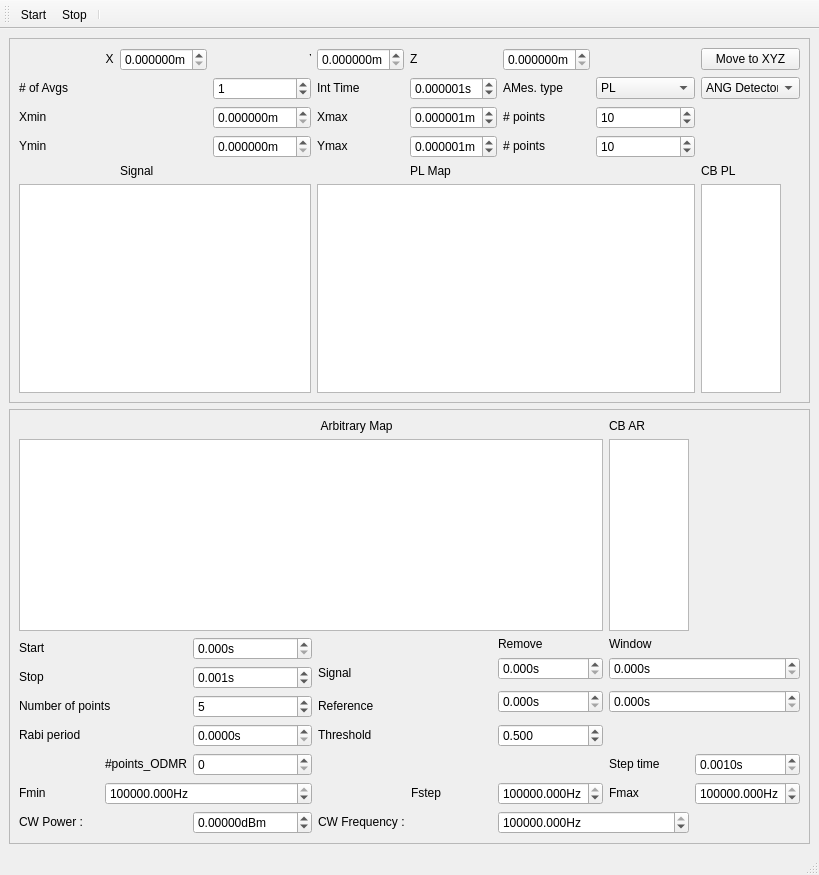
Before: the Qt Designer form gui/confocal_gui/confocal_gui_complex.ui in hbabashah/LQNO_NV_exp, drawn with Qt 5.
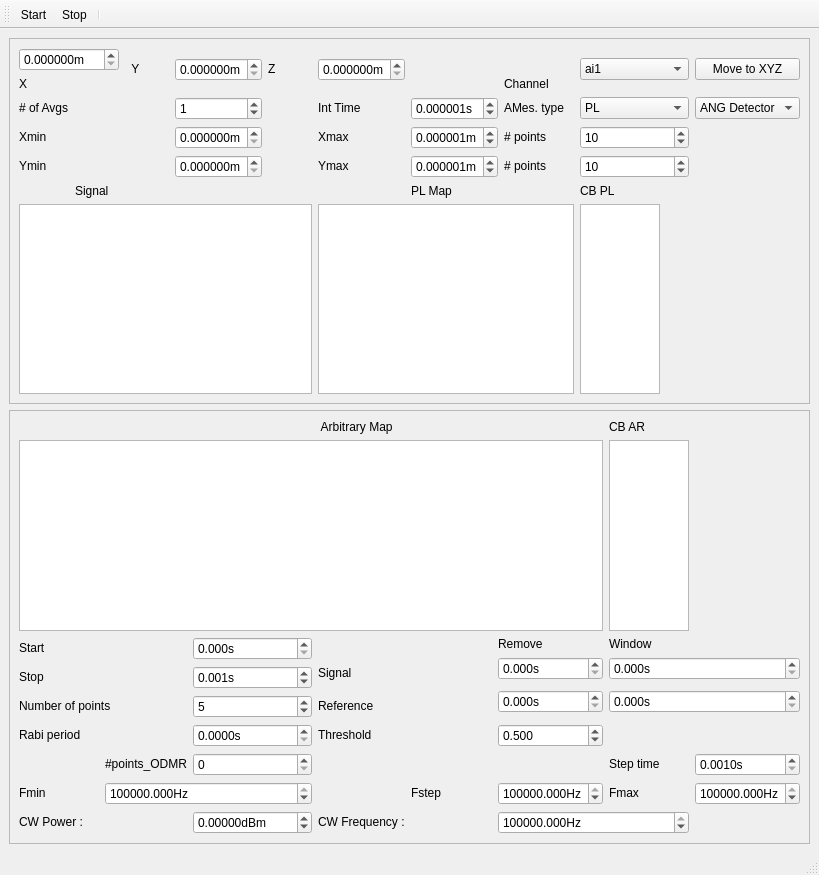
After: the same form once the commit is applied. Icons and pictures are not drawn. Custom widgets are drawn as their Qt base class.

Commit message: channel added to gui for complex module

Diff of the .ui file:
```diff
--- a/gui/confocal_gui/confocal_gui_complex.ui
+++ b/gui/confocal_gui/confocal_gui_complex.ui
@@ -42,120 +42,7 @@
        <enum>QFrame::Raised</enum>
       </property>
       <layout class="QGridLayout" name="gridLayout_2">
-       <item row="5" column="7">
-        <widget class="PlotWidget" name="xy_cb_ViewWidget">
-         <property name="sizePolicy">
-          <sizepolicy hsizetype="Preferred" vsizetype="Preferred">
-           <horstretch>0</horstretch>
-           <verstretch>0</verstretch>
-          </sizepolicy>
-         </property>
-         <property name="maximumSize">
-          <size>
-           <width>80</width>
-           <height>16777215</height>
-          </size>
-         </property>
-        </widget>
-       </item>
-       <item row="4" column="1">
-        <widget class="QLabel" name="label_16">
-         <property name="sizePolicy">
-          <sizepolicy hsizetype="Minimum" vsizetype="Fixed">
-           <horstretch>0</horstretch>
-           <verstretch>0</verstretch>
-          </sizepolicy>
-         </property>
-         <property name="text">
-          <string>Signal</string>
-         </property>
-        </widget>
-       </item>
-       <item row="5" column="0" colspan="3">
-        <widget class="PlotWidget" name="dummy_graph"/>
-       </item>
-       <item row="3" column="6">
-        <widget class="QSpinBox" name="ynpts_doubleSpinBox">
-         <property name="minimum">
-          <number>0</number>
-         </property>
-         <property name="maximum">
-          <number>2000</number>
-         </property>
-         <property name="singleStep">
-          <number>1</number>
-         </property>
-         <property name="value">
-          <number>10</number>
-         </property>
-        </widget>
-       </item>
-       <item row="4" column="4">
-        <widget class="QLabel" name="label_17">
-         <property name="sizePolicy">
-          <sizepolicy hsizetype="Minimum" vsizetype="Fixed">
-           <horstretch>0</horstretch>
-           <verstretch>0</verstretch>
-          </sizepolicy>
-         </property>
-         <property name="text">
-          <string>PL Map</string>
-         </property>
-        </widget>
-       </item>
-       <item row="5" column="3" colspan="4">
-        <widget class="ScanPlotWidget" name="xy_ViewWidget">
-         <property name="sizePolicy">
-          <sizepolicy hsizetype="Expanding" vsizetype="Expanding">
-           <horstretch>0</horstretch>
-           <verstretch>0</verstretch>
-          </sizepolicy>
-         </property>
-         <property name="transformationAnchor">
-          <enum>QGraphicsView::AnchorUnderMouse</enum>
-         </property>
-        </widget>
-       </item>
-       <item row="4" column="7">
-        <widget class="QLabel" name="label_22">
-         <property name="sizePolicy">
-          <sizepolicy hsizetype="Minimum" vsizetype="Fixed">
-           <horstretch>0</horstretch>
-           <verstretch>0</verstretch>
-          </sizepolicy>
-         </property>
-         <property name="text">
-          <string>CB PL</string>
-         </property>
-        </widget>
-       </item>
-       <item row="3" column="3">
-        <widget class="QLabel" name="label_12">
-         <property name="sizePolicy">
-          <sizepolicy hsizetype="Minimum" vsizetype="Fixed">
-           <horstretch>0</horstretch>
-           <verstretch>0</verstretch>
-          </sizepolicy>
-         </property>
-         <property name="text">
-          <string>Ymax</string>
-         </property>
-        </widget>
-       </item>
-       <item row="3" column="5">
-        <widget class="QLabel" name="label_11">
-         <property name="sizePolicy">
-          <sizepolicy hsizetype="Minimum" vsizetype="Fixed">
-           <horstretch>0</horstretch>
-           <verstretch>0</verstretch>
-          </sizepolicy>
-         </property>
-         <property name="text">
-          <string># points</string>
-         </property>
-        </widget>
-       </item>
-       <item row="2" column="6">
+       <item row="3" column="8">
         <widget class="QSpinBox" name="xnpts_doubleSpinBox">
          <property name="minimum">
           <number>0</number>
@@ -174,62 +61,7 @@
          </property>
         </widget>
        </item>
-       <item row="2" column="4">
-        <widget class="ScienDSpinBox" name="xmax_doubleSpinBox">
-         <property name="sizePolicy">
-          <sizepolicy hsizetype="Minimum" vsizetype="Fixed">
-           <horstretch>0</horstretch>
-           <verstretch>0</verstretch>
-          </sizepolicy>
-         </property>
-         <property name="suffix">
-          <string>m</string>
-         </property>
-         <property name="decimals">
-          <number>6</number>
-         </property>
-         <property name="minimum">
-          <double>0.000000000000000</double>
-         </property>
-         <property name="maximum">
-          <double>0.000200000000000</double>
-         </property>
-         <property name="singleStep">
-          <double>0.010000000000000</double>
-         </property>
-         <property name="value">
-          <double>0.000001000000000</double>
-         </property>
-        </widget>
-       </item>
-       <item row="1" column="7">
-        <widget class="QComboBox" name="mes_input_type_window_comboBox">
-         <item>
-          <property name="text">
-           <string>ANG Detector</string>
-          </property>
-         </item>
-         <item>
-          <property name="text">
-           <string>PHT Counter</string>
-          </property>
-         </item>
-        </widget>
-       </item>
-       <item row="2" column="3">
-        <widget class="QLabel" name="label_9">
-         <property name="sizePolicy">
-          <sizepolicy hsizetype="Minimum" vsizetype="Fixed">
-           <horstretch>0</horstretch>
-           <verstretch>0</verstretch>
-          </sizepolicy>
-         </property>
-         <property name="text">
-          <string>Xmax</string>
-         </property>
-        </widget>
-       </item>
-       <item row="3" column="2">
+       <item row="4" column="3">
         <widget class="ScienDSpinBox" name="ymin_doubleSpinBox">
          <property name="sizePolicy">
           <sizepolicy hsizetype="Minimum" vsizetype="Fixed">
@@ -257,48 +89,7 @@
          </property>
         </widget>
        </item>
-       <item row="2" column="2">
-        <widget class="ScienDSpinBox" name="xmin_doubleSpinBox">
-         <property name="sizePolicy">
-          <sizepolicy hsizetype="Minimum" vsizetype="Fixed">
-           <horstretch>0</horstretch>
-           <verstretch>0</verstretch>
-          </sizepolicy>
-         </property>
-         <property name="suffix">
-          <string>m</string>
-         </property>
-         <property name="decimals">
-          <number>6</number>
-         </property>
-         <property name="minimum">
-          <double>0.000000000000000</double>
-         </property>
-         <property name="maximum">
-          <double>0.000200000000000</double>
-         </property>
-         <property name="singleStep">
-          <double>0.010000000000000</double>
-         </property>
-         <property name="value">
-          <double>0.000000000000000</double>
-         </property>
-        </widget>
-       </item>
-       <item row="2" column="0">
-        <widget class="QLabel" name="label_8">
-         <property name="sizePolicy">
-          <sizepolicy hsizetype="Minimum" vsizetype="Fixed">
-           <horstretch>0</horstretch>
-           <verstretch>0</verstretch>
-          </sizepolicy>
-         </property>
-         <property name="text">
-          <string>Xmin</string>
-         </property>
-        </widget>
-       </item>
-       <item row="3" column="4">
+       <item row="4" column="6">
         <widget class="ScienDSpinBox" name="ymax_doubleSpinBox">
          <property name="sizePolicy">
           <sizepolicy hsizetype="Minimum" vsizetype="Fixed">
@@ -326,7 +117,33 @@
          </property>
         </widget>
        </item>
-       <item row="3" column="0">
+       <item row="4" column="5">
+        <widget class="QLabel" name="label_12">
+         <property name="sizePolicy">
+          <sizepolicy hsizetype="Minimum" vsizetype="Fixed">
+           <horstretch>0</horstretch>
+           <verstretch>0</verstretch>
+          </sizepolicy>
+         </property>
+         <property name="text">
+          <string>Ymax</string>
+         </property>
+        </widget>
+       </item>
+       <item row="3" column="7">
+        <widget class="QLabel" name="label_10">
+         <property name="sizePolicy">
+          <sizepolicy hsizetype="Minimum" vsizetype="Fixed">
+           <horstretch>0</horstretch>
+           <verstretch>0</verstretch>
+          </sizepolicy>
+         </property>
+         <property name="text">
+          <string># points</string>
+         </property>
+        </widget>
+       </item>
+       <item row="4" column="0">
         <widget class="QLabel" name="label_13">
          <property name="sizePolicy">
           <sizepolicy hsizetype="Minimum" vsizetype="Fixed">
@@ -339,8 +156,8 @@
          </property>
         </widget>
        </item>
-       <item row="2" column="5">
-        <widget class="QLabel" name="label_10">
+       <item row="4" column="7">
+        <widget class="QLabel" name="label_11">
          <property name="sizePolicy">
           <sizepolicy hsizetype="Minimum" vsizetype="Fixed">
            <horstretch>0</horstretch>
@@ -352,21 +169,24 @@
          </property>
         </widget>
        </item>
-       <item row="1" column="0">
-        <widget class="QLabel" name="label_18">
-         <property name="sizePolicy">
-          <sizepolicy hsizetype="Minimum" vsizetype="Fixed">
-           <horstretch>0</horstretch>
-           <verstretch>0</verstretch>
-          </sizepolicy>
+       <item row="4" column="8">
+        <widget class="QSpinBox" name="ynpts_doubleSpinBox">
+         <property name="minimum">
+          <number>0</number>
          </property>
-         <property name="text">
-          <string># of Avgs</string>
+         <property name="maximum">
+          <number>2000</number>
          </property>
+         <property name="singleStep">
+          <number>1</number>
+         </property>
+         <property name="value">
+          <number>10</number>
+         </property>
         </widget>
        </item>
-       <item row="0" column="0">
-        <widget class="QLabel" name="label_15">
+       <item row="5" column="1">
+        <widget class="QLabel" name="label_16">
          <property name="sizePolicy">
           <sizepolicy hsizetype="Minimum" vsizetype="Fixed">
            <horstretch>0</horstretch>
@@ -374,12 +194,12 @@
           </sizepolicy>
          </property>
          <property name="text">
-          <string>                          X</string>
+          <string>Signal</string>
          </property>
         </widget>
        </item>
-       <item row="1" column="3">
-        <widget class="QLabel" name="label_19">
+       <item row="5" column="6">
+        <widget class="QLabel" name="label_17">
          <property name="sizePolicy">
           <sizepolicy hsizetype="Minimum" vsizetype="Fixed">
            <horstretch>0</horstretch>
@@ -387,12 +207,12 @@
           </sizepolicy>
          </property>
          <property name="text">
-          <string>Int Time</string>
+          <string>PL Map</string>
          </property>
         </widget>
        </item>
-       <item row="1" column="5">
-        <widget class="QLabel" name="label_21">
+       <item row="5" column="8">
+        <widget class="QLabel" name="label_22">
          <property name="sizePolicy">
           <sizepolicy hsizetype="Minimum" vsizetype="Fixed">
            <horstretch>0</horstretch>
@@ -400,24 +220,42 @@
           </sizepolicy>
          </property>
          <property name="text">
-          <string>AMes. type</string>
+          <string>CB PL</string>
          </property>
         </widget>
        </item>
-       <item row="0" column="4">
-        <widget class="QLabel" name="label_25">
+       <item row="6" column="0" colspan="5">
+        <widget class="PlotWidget" name="dummy_graph"/>
+       </item>
+       <item row="0" column="5" rowspan="2">
+        <widget class="ScienDSpinBox" name="zpos_doubleSpinBox">
          <property name="sizePolicy">
           <sizepolicy hsizetype="Minimum" vsizetype="Fixed">
            <horstretch>0</horstretch>
            <verstretch>0</verstretch>
           </sizepolicy>
          </property>
-         <property name="text">
-          <string>Z</string>
+         <property name="suffix">
+          <string>m</string>
          </property>
+         <property name="decimals">
+          <number>6</number>
+         </property>
+         <property name="minimum">
+          <double>0.000000000000000</double>
+         </property>
+         <property name="maximum">
+          <double>0.000200000000000</double>
+         </property>
+         <property name="singleStep">
+          <double>0.010000000000000</double>
+         </property>
+         <property name="value">
+          <double>0.000000000000000</double>
+         </property>
         </widget>
        </item>
-       <item row="1" column="2">
+       <item row="2" column="3">
         <widget class="QSpinBox" name="navg_doubleSpinBox">
          <property name="minimum">
           <number>0</number>
@@ -433,35 +271,20 @@
          </property>
         </widget>
        </item>
-       <item row="1" column="4">
-        <widget class="ScienDSpinBox" name="int_time_doubleSpinBox">
+       <item row="2" column="5">
+        <widget class="QLabel" name="label_19">
          <property name="sizePolicy">
           <sizepolicy hsizetype="Minimum" vsizetype="Fixed">
            <horstretch>0</horstretch>
            <verstretch>0</verstretch>
           </sizepolicy>
          </property>
-         <property name="suffix">
-          <string>s</string>
-         </property>
-         <property name="decimals">
-          <number>6</number>
-         </property>
-         <property name="minimum">
-          <double>0.000000000000000</double>
-         </property>
-         <property name="maximum">
-          <double>2.000000000000000</double>
-         </property>
-         <property name="singleStep">
-          <double>0.010000000000000</double>
-         </property>
-         <property name="value">
-          <double>0.000001000000000</double>
+         <property name="text">
+          <string>Int Time</string>
          </property>
         </widget>
        </item>
-       <item row="1" column="6">
+       <item row="2" column="8">
         <widget class="QComboBox" name="mes_type_window_comboBox">
          <item>
           <property name="text">
@@ -505,7 +328,48 @@
          </item>
         </widget>
        </item>
-       <item row="0" column="2">
+       <item row="2" column="6">
+        <widget class="ScienDSpinBox" name="int_time_doubleSpinBox">
+         <property name="sizePolicy">
+          <sizepolicy hsizetype="Minimum" vsizetype="Fixed">
+           <horstretch>0</horstretch>
+           <verstretch>0</verstretch>
+          </sizepolicy>
+         </property>
+         <property name="suffix">
+          <string>s</string>
+         </property>
+         <property name="decimals">
+          <number>6</number>
+         </property>
+         <property name="minimum">
+          <double>0.000000000000000</double>
+         </property>
+         <property name="maximum">
+          <double>2.000000000000000</double>
+         </property>
+         <property name="singleStep">
+          <double>0.010000000000000</double>
+         </property>
+         <property name="value">
+          <double>0.000001000000000</double>
+         </property>
+        </widget>
+       </item>
+       <item row="2" column="7">
+        <widget class="QLabel" name="label_21">
+         <property name="sizePolicy">
+          <sizepolicy hsizetype="Minimum" vsizetype="Fixed">
+           <horstretch>0</horstretch>
+           <verstretch>0</verstretch>
+          </sizepolicy>
+         </property>
+         <property name="text">
+          <string>AMes. type</string>
+         </property>
+        </widget>
+       </item>
+       <item row="0" column="2" rowspan="2">
         <widget class="QLabel" name="label_14">
          <property name="sizePolicy">
           <sizepolicy hsizetype="Minimum" vsizetype="Fixed">
@@ -514,67 +378,11 @@
           </sizepolicy>
          </property>
          <property name="text">
-          <string>                             Y</string>
+          <string>  Y</string>
          </property>
         </widget>
        </item>
-       <item row="0" column="5">
-        <widget class="ScienDSpinBox" name="zpos_doubleSpinBox">
-         <property name="sizePolicy">
-          <sizepolicy hsizetype="Minimum" vsizetype="Fixed">
-           <horstretch>0</horstretch>
-           <verstretch>0</verstretch>
-          </sizepolicy>
-         </property>
-         <property name="suffix">
-          <string>m</string>
-         </property>
-         <property name="decimals">
-          <number>6</number>
-         </property>
-         <property name="minimum">
-          <double>0.000000000000000</double>
-         </property>
-         <property name="maximum">
-          <double>0.000200000000000</double>
-         </property>
-         <property name="singleStep">
-          <double>0.010000000000000</double>
-         </property>
-         <property name="value">
-          <double>0.000000000000000</double>
-         </property>
-        </widget>
-       </item>
-       <item row="0" column="1">
-        <widget class="ScienDSpinBox" name="xpos_doubleSpinBox">
-         <property name="sizePolicy">
-          <sizepolicy hsizetype="Minimum" vsizetype="Fixed">
-           <horstretch>0</horstretch>
-           <verstretch>0</verstretch>
-          </sizepolicy>
-         </property>
-         <property name="suffix">
-          <string>m</string>
-         </property>
-         <property name="decimals">
-          <number>6</number>
-         </property>
-         <property name="minimum">
-          <double>0.000000000000000</double>
-         </property>
-         <property name="maximum">
-          <double>0.000200000000000</double>
-         </property>
-         <property name="singleStep">
-          <double>0.010000000000000</double>
-         </property>
-         <property name="value">
-          <double>0.000000000000000</double>
-         </property>
-        </widget>
-       </item>
-       <item row="0" column="3">
+       <item row="0" column="3" rowspan="2">
         <widget class="ScienDSpinBox" name="ypos_doubleSpinBox">
          <property name="sizePolicy">
           <sizepolicy hsizetype="Minimum" vsizetype="Fixed">
@@ -602,13 +410,247 @@
          </property>
         </widget>
        </item>
-       <item row="0" column="7">
+       <item row="2" column="0">
+        <widget class="QLabel" name="label_18">
+         <property name="sizePolicy">
+          <sizepolicy hsizetype="Minimum" vsizetype="Fixed">
+           <horstretch>0</horstretch>
+           <verstretch>0</verstretch>
+          </sizepolicy>
+         </property>
+         <property name="text">
+          <string># of Avgs</string>
+         </property>
+        </widget>
+       </item>
+       <item row="0" column="0" colspan="2">
+        <widget class="ScienDSpinBox" name="xpos_doubleSpinBox">
+         <property name="sizePolicy">
+          <sizepolicy hsizetype="Minimum" vsizetype="Fixed">
+           <horstretch>0</horstretch>
+           <verstretch>0</verstretch>
+          </sizepolicy>
+         </property>
+         <property name="suffix">
+          <string>m</string>
+         </property>
+         <property name="decimals">
+          <number>6</number>
+         </property>
+         <property name="minimum">
+          <double>0.000000000000000</double>
+         </property>
+         <property name="maximum">
+          <double>0.000200000000000</double>
+         </property>
+         <property name="singleStep">
+          <double>0.010000000000000</double>
+         </property>
+         <property name="value">
+          <double>0.000000000000000</double>
+         </property>
+        </widget>
+       </item>
+       <item row="0" column="4" rowspan="2">
+        <widget class="QLabel" name="label_25">
+         <property name="sizePolicy">
+          <sizepolicy hsizetype="Minimum" vsizetype="Fixed">
+           <horstretch>0</horstretch>
+           <verstretch>0</verstretch>
+          </sizepolicy>
+         </property>
+         <property name="text">
+          <string>Z</string>
+         </property>
+        </widget>
+       </item>
+       <item row="0" column="9" rowspan="2">
         <widget class="QPushButton" name="movetoxy_btn">
          <property name="text">
           <string>Move to XYZ</string>
          </property>
         </widget>
        </item>
+       <item row="1" column="0">
+        <widget class="QLabel" name="label_15">
+         <property name="sizePolicy">
+          <sizepolicy hsizetype="Minimum" vsizetype="Fixed">
+           <horstretch>0</horstretch>
+           <verstretch>0</verstretch>
+          </sizepolicy>
+         </property>
+         <property name="text">
+          <string>X</string>
+         </property>
+        </widget>
+       </item>
+       <item row="3" column="0">
+        <widget class="QLabel" name="label_8">
+         <property name="sizePolicy">
+          <sizepolicy hsizetype="Minimum" vsizetype="Fixed">
+           <horstretch>0</horstretch>
+           <verstretch>0</verstretch>
+          </sizepolicy>
+         </property>
+         <property name="text">
+          <string>Xmin</string>
+         </property>
+        </widget>
+       </item>
+       <item row="3" column="3">
+        <widget class="ScienDSpinBox" name="xmin_doubleSpinBox">
+         <property name="sizePolicy">
+          <sizepolicy hsizetype="Minimum" vsizetype="Fixed">
+           <horstretch>0</horstretch>
+           <verstretch>0</verstretch>
+          </sizepolicy>
+         </property>
+         <property name="suffix">
+          <string>m</string>
+         </property>
+         <property name="decimals">
+          <number>6</number>
+         </property>
+         <property name="minimum">
+          <double>0.000000000000000</double>
+         </property>
+         <property name="maximum">
+          <double>0.000200000000000</double>
+         </property>
+         <property name="singleStep">
+          <double>0.010000000000000</double>
+         </property>
+         <property name="value">
+          <double>0.000000000000000</double>
+         </property>
+        </widget>
+       </item>
+       <item row="2" column="9">
+        <widget class="QComboBox" name="mes_input_type_window_comboBox">
+         <item>
+          <property name="text">
+           <string>ANG Detector</string>
+          </property>
+         </item>
+         <item>
+          <property name="text">
+           <string>PHT Counter</string>
+          </property>
+         </item>
+        </widget>
+       </item>
+       <item row="3" column="5">
+        <widget class="QLabel" name="label_9">
+         <property name="sizePolicy">
+          <sizepolicy hsizetype="Minimum" vsizetype="Fixed">
+           <horstretch>0</horstretch>
+           <verstretch>0</verstretch>
+          </sizepolicy>
+         </property>
+         <property name="text">
+          <string>Xmax</string>
+         </property>
+        </widget>
+       </item>
+       <item row="3" column="6">
+        <widget class="ScienDSpinBox" name="xmax_doubleSpinBox">
+         <property name="sizePolicy">
+          <sizepolicy hsizetype="Minimum" vsizetype="Fixed">
+           <horstretch>0</horstretch>
+           <verstretch>0</verstretch>
+          </sizepolicy>
+         </property>
+         <property name="suffix">
+          <string>m</string>
+         </property>
+         <property name="decimals">
+          <number>6</number>
+         </property>
+         <property name="minimum">
+          <double>0.000000000000000</double>
+         </property>
+         <property name="maximum">
+          <double>0.000200000000000</double>
+         </property>
+         <property name="singleStep">
+          <double>0.010000000000000</double>
+         </property>
+         <property name="value">
+          <double>0.000001000000000</double>
+         </property>
+        </widget>
+       </item>
+       <item row="6" column="5" colspan="3">
+        <widget class="ScanPlotWidget" name="xy_ViewWidget">
+         <property name="sizePolicy">
+          <sizepolicy hsizetype="Expanding" vsizetype="Expanding">
+           <horstretch>0</horstretch>
+           <verstretch>0</verstretch>
+          </sizepolicy>
+         </property>
+         <property name="transformationAnchor">
+          <enum>QGraphicsView::AnchorUnderMouse</enum>
+         </property>
+        </widget>
+       </item>
+       <item row="6" column="8">
+        <widget class="PlotWidget" name="xy_cb_ViewWidget">
+         <property name="sizePolicy">
+          <sizepolicy hsizetype="Preferred" vsizetype="Preferred">
+           <horstretch>0</horstretch>
+           <verstretch>0</verstretch>
+          </sizepolicy>
+         </property>
+         <property name="maximumSize">
+          <size>
+           <width>80</width>
+           <height>16777215</height>
+          </size>
+         </property>
+        </widget>
+       </item>
+       <item row="0" column="8" rowspan="2">
+        <widget class="QComboBox" name="channel_window_comboBox">
+         <item>
+          <property name="text">
+           <string>ai1</string>
+          </property>
+         </item>
+         <item>
+          <property name="text">
+           <string>ai2</string>
+          </property>
+         </item>
+         <item>
+          <property name="text">
+           <string>ai3</string>
+          </property>
+         </item>
+         <item>
+          <property name="text">
+           <string>ai0</string>
+          </property>
+         </item>
+         <item>
+          <property name="text">
+           <string>pfi1</string>
+          </property>
+         </item>
+        </widget>
+       </item>
+       <item row="1" column="7">
+        <widget class="QLabel" name="label_24">
+         <property name="sizePolicy">
+          <sizepolicy hsizetype="Minimum" vsizetype="Fixed">
+           <horstretch>0</horstretch>
+           <verstretch>0</verstretch>
+          </sizepolicy>
+         </property>
+         <property name="text">
+          <string>Channel</string>
+         </property>
+        </widget>
+       </item>
       </layout>
      </widget>
     </item>
```
Left out of the diff: 670 changed lines with no effect on the pictures. The commit also changes 3 other files.
